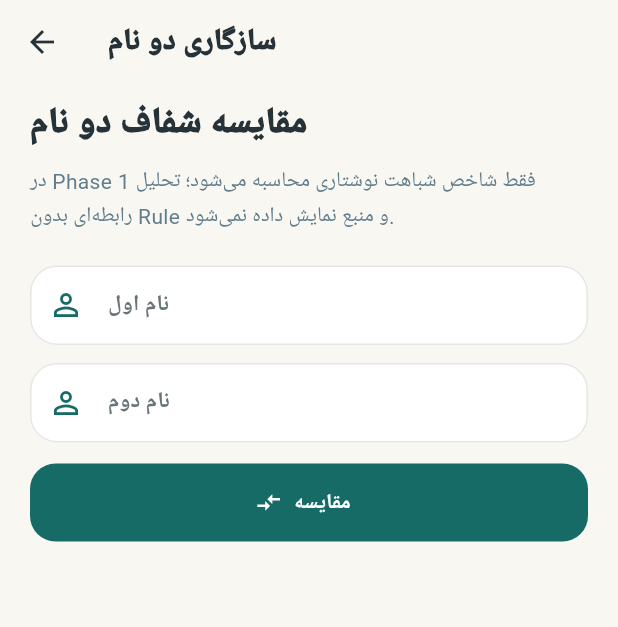
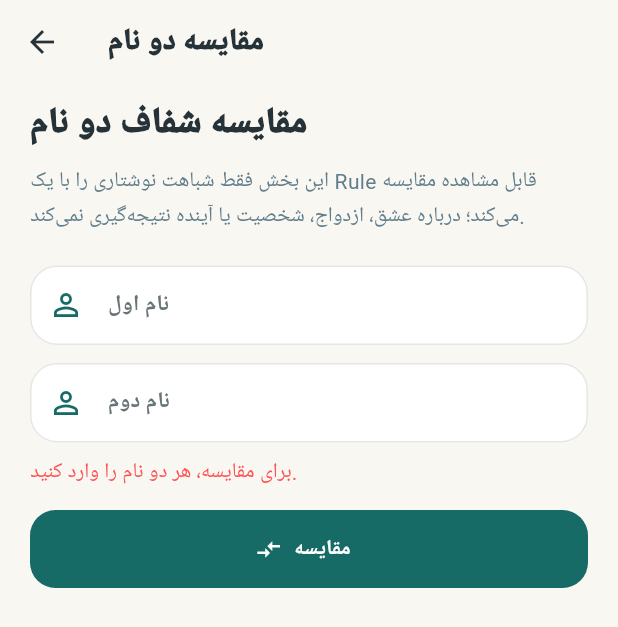
Before and after one commit to kamandbeauty/kamand, a Flutter app: the CompatibilityScreen screen opened directly, after a tap on "مقایسه", on a phone screen of 412 x 824 dp. Shown: the top 627 px of the screen. Run offline on Flutter 3.47's test engine with Material 3 defaults, Android fonts, the phone set to English and light mode, and no system bars; our stand-ins replace flutter_riverpod; missing offline and left inert: sqlite3.

Commit message:
feat: make compatibility rules data-driven
Co-authored-by: arena-agent <297053741+arena-agent@users.noreply.github.com>

```diff
--- a/lib/app/providers.dart
+++ b/lib/app/providers.dart
@@ -64,7 +64,9 @@ final abjadEngineProvider = Provider<AbjadEngine>((ref) {
 final numerologyEngineProvider = Provider<NumerologyEngine>((ref) {
   return NumerologyEngine(rule: ref.watch(databaseProvider).getNumerologyRule('abjad-digital-root'));
 });
-final compatibilityEngineProvider = Provider<CompatibilityEngine>((ref) => const CompatibilityEngine());
+final compatibilityEngineProvider = Provider<CompatibilityEngine>((ref) {
+  return CompatibilityEngine(rule: ref.watch(databaseProvider).getCompatibilityRule('written-form-similarity'));
+});
 final nameSearchEngineProvider = Provider<NameSearchEngine>((ref) => const NameSearchEngine());
 final smartSearchEngineProvider = Provider<SmartSearchEngine>((ref) => const SmartSearchEngine());
 
--- a/lib/domain/models/compatibility_result.dart
+++ b/lib/domain/models/compatibility_result.dart
@@ -4,10 +4,22 @@ class CompatibilityResult {
     required this.label,
     required this.method,
     required this.disclaimer,
+    this.ruleKey = '',
+    this.ruleVersion = '',
+    this.calculation = '',
+    this.status = 'unverified',
+    this.sourceTitle = 'بدون منبع',
+    this.isAvailable = true,
   });
 
   final int? score;
   final String label;
   final String method;
   final String disclaimer;
+  final String ruleKey;
+  final String ruleVersion;
+  final String calculation;
+  final String status;
+  final String sourceTitle;
+  final bool isAvailable;
 }
--- a/lib/features/compatibility/compatibility_screen.dart
+++ b/lib/features/compatibility/compatibility_screen.dart
@@ -15,6 +15,8 @@ class _CompatibilityScreenState extends ConsumerState<CompatibilityScreen> {
   final first = TextEditingController();
   final second = TextEditingController();
   CompatibilityResult? result;
+  String? error;
+  bool isComparing = false;
 
   @override
   void dispose() {
@@ -23,29 +25,56 @@ class _CompatibilityScreenState extends ConsumerState<CompatibilityScreen> {
     super.dispose();
   }
 
-  void compare() {
-    setState(() => result = ref.read(compatibilityEngineProvider).compareWrittenForm(first.text, second.text));
+  Future<void> compare() async {
+    if (isComparing) return;
+    final firstValue = first.text.trim();
+    final secondValue = second.text.trim();
+    if (firstValue.isEmpty || secondValue.isEmpty) {
+      setState(() {
+        result = null;
+        error = 'برای مقایسه، هر دو نام را وارد کنید.';
+      });
+      return;
+    }
+    setState(() {
+      isComparing = true;
+      result = null;
+      error = null;
+    });
+    await Future<void>.delayed(Duration.zero);
+    final nextResult = ref.read(compatibilityEngineProvider).compareWrittenForm(firstValue, secondValue);
+    if (!mounted) return;
+    setState(() {
+      isComparing = false;
+      result = nextResult;
+    });
   }
 
   @override
   Widget build(BuildContext context) {
     return Scaffold(
-      appBar: AppBar(title: const Text('سازگاری دو نام')),
-      body: ListView(padding: const EdgeInsets.fromLTRB(20, 8, 20, 32), children: [
+      appBar: AppBar(title: const Text('مقایسه دو نام')),
+      body: ListView(
+        padding: const EdgeInsets.fromLTRB(20, 8, 20, 32),
+        children: [
           const Text('مقایسه شفاف دو نام', style: TextStyle(fontSize: 24, fontWeight: FontWeight.w900)),
           const SizedBox(height: 8),
-        const Text('در Phase 1 فقط شاخص شباهت نوشتاری محاسبه می‌شود؛ تحلیل رابطه‌ای بدون Rule و منبع نمایش داده نمی‌شود.', style: TextStyle(color: Colors.blueGrey, height: 1.6)),
+          const Text('این بخش فقط شباهت نوشتاری را با یک Rule قابل مشاهده مقایسه می‌کند؛ درباره عشق، ازدواج، شخصیت یا آینده نتیجه‌گیری نمی‌کند.', style: TextStyle(color: Colors.blueGrey, height: 1.6)),
           const SizedBox(height: 22),
-        TextField(controller: first, decoration: const InputDecoration(labelText: 'نام اول', prefixIcon: Icon(Icons.person_outline))),
+          TextField(controller: first, textInputAction: TextInputAction.next, decoration: const InputDecoration(labelText: 'نام اول', prefixIcon: Icon(Icons.person_outline))),
           const SizedBox(height: 12),
-        TextField(controller: second, decoration: const InputDecoration(labelText: 'نام دوم', prefixIcon: Icon(Icons.person_outline))),
+          TextField(controller: second, textInputAction: TextInputAction.done, onSubmitted: (_) => compare(), decoration: const InputDecoration(labelText: 'نام دوم', prefixIcon: Icon(Icons.person_outline))),
+          if (error != null) Padding(padding: const EdgeInsets.only(top: 9), child: Text(error!, style: const TextStyle(color: Colors.redAccent))),
           const SizedBox(height: 14),
-        FilledButton.icon(onPressed: compare, icon: const Icon(Icons.compare_arrows), label: const Text('مقایسه')),
+          FilledButton.icon(onPressed: isComparing ? null : compare, icon: const Icon(Icons.compare_arrows), label: Text(isComparing ? 'در حال مقایسه…' : 'مقایسه')),
+          if (isComparing) const Padding(padding: EdgeInsets.only(top: 12), child: LinearProgressIndicator()),
+          if (!isComparing && result == null && error == null) const Padding(padding: EdgeInsets.only(top: 24), child: Card(child: Padding(padding: EdgeInsets.all(17), child: Text('دو نام را وارد کنید تا شاخص نوشتاری محاسبه شود.', style: TextStyle(color: Colors.blueGrey, height: 1.6))))),
           if (result != null) ...[
             const SizedBox(height: 22),
             _ResultCard(result: result!),
           ],
-      ]),
+        ],
+      ),
     );
   }
 }
@@ -57,6 +86,30 @@ class _ResultCard extends StatelessWidget {
 
   @override
   Widget build(BuildContext context) {
-    return Card(child: Padding(padding: const EdgeInsets.all(20), child: Column(crossAxisAlignment: CrossAxisAlignment.start, children: [Row(children: [Expanded(child: Text(result.label, style: const TextStyle(fontWeight: FontWeight.w900, fontSize: 18))), if (result.score != null) Text('${result.score}%', style: TextStyle(color: Theme.of(context).colorScheme.primary, fontSize: 28, fontWeight: FontWeight.w900))]), const SizedBox(height: 16), Text(result.method, style: const TextStyle(height: 1.7)), const SizedBox(height: 12), Container(padding: const EdgeInsets.all(12), decoration: BoxDecoration(color: const Color(0xFFF6EDDC), borderRadius: BorderRadius.circular(14)), child: Text(result.disclaimer, style: const TextStyle(height: 1.6, fontSize: 12)))])));
+    return Card(
+      child: Padding(
+        padding: const EdgeInsets.all(20),
+        child: Column(
+          crossAxisAlignment: CrossAxisAlignment.start,
+          children: [
+            Row(children: [
+              Expanded(child: Text(result.label, style: const TextStyle(fontWeight: FontWeight.w900, fontSize: 18))),
+              if (result.score != null) Semantics(label: 'امتیاز شباهت نوشتاری ${result.score} درصد', child: Text('${result.score}%', style: TextStyle(color: Theme.of(context).colorScheme.primary, fontSize: 28, fontWeight: FontWeight.w900))),
+            ]),
+            const SizedBox(height: 16),
+            Text('Rule: ${result.ruleKey} · نسخه: ${result.ruleVersion}'),
+            Text('وضعیت: ${result.status} · منبع: ${result.sourceTitle}'),
+            if (result.calculation.isNotEmpty) ...[
+              const SizedBox(height: 8),
+              Text('محاسبه: ${result.calculation}', style: const TextStyle(height: 1.6)),
+            ],
+            const SizedBox(height: 8),
+            Text(result.method, style: const TextStyle(height: 1.7)),
+            const SizedBox(height: 12),
+            Container(padding: const EdgeInsets.all(12), decoration: BoxDecoration(color: const Color(0xFFF6EDDC), borderRadius: BorderRadius.circular(14)), child: Text(result.disclaimer, style: const TextStyle(height: 1.6, fontSize: 12))),
+          ],
+        ),
+      ),
+    );
   }
 }
```
Also changed, not shown: lib/data/database/app_database.dart (+66 -0 lines), lib/domain/engines/compatibility_engine.dart (+56 -7 lines), lib/domain/models/compatibility_rule.dart (added, +37 -0 lines), 4 other files. Lines whose indentation alone changed are shown as unchanged.
